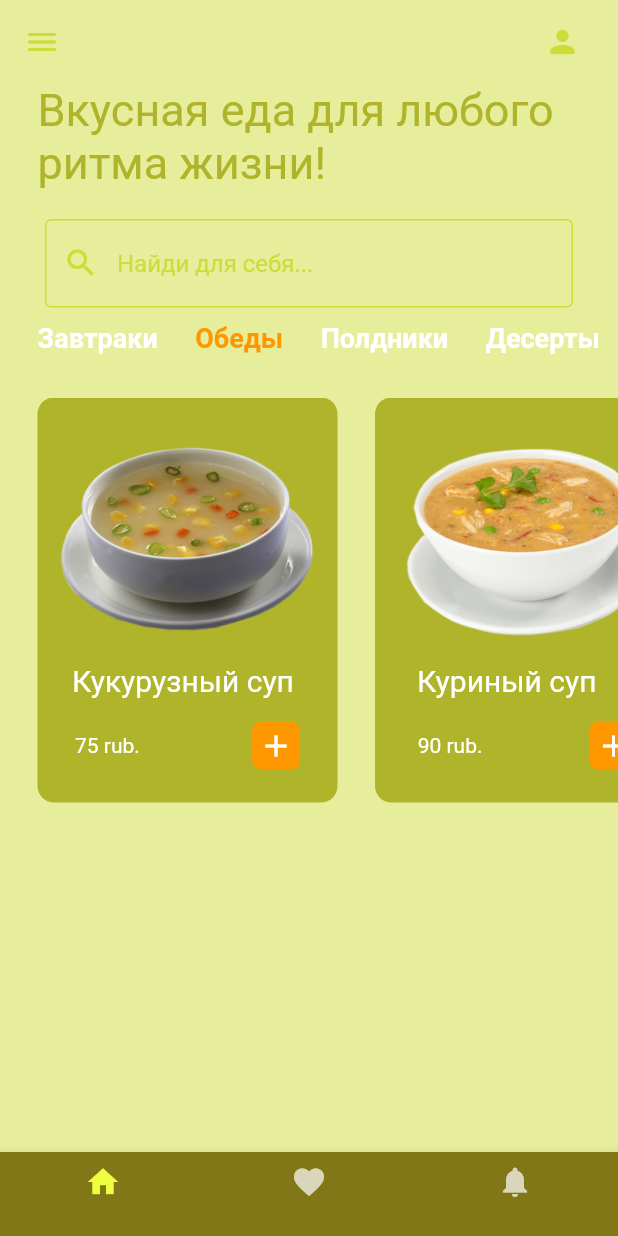
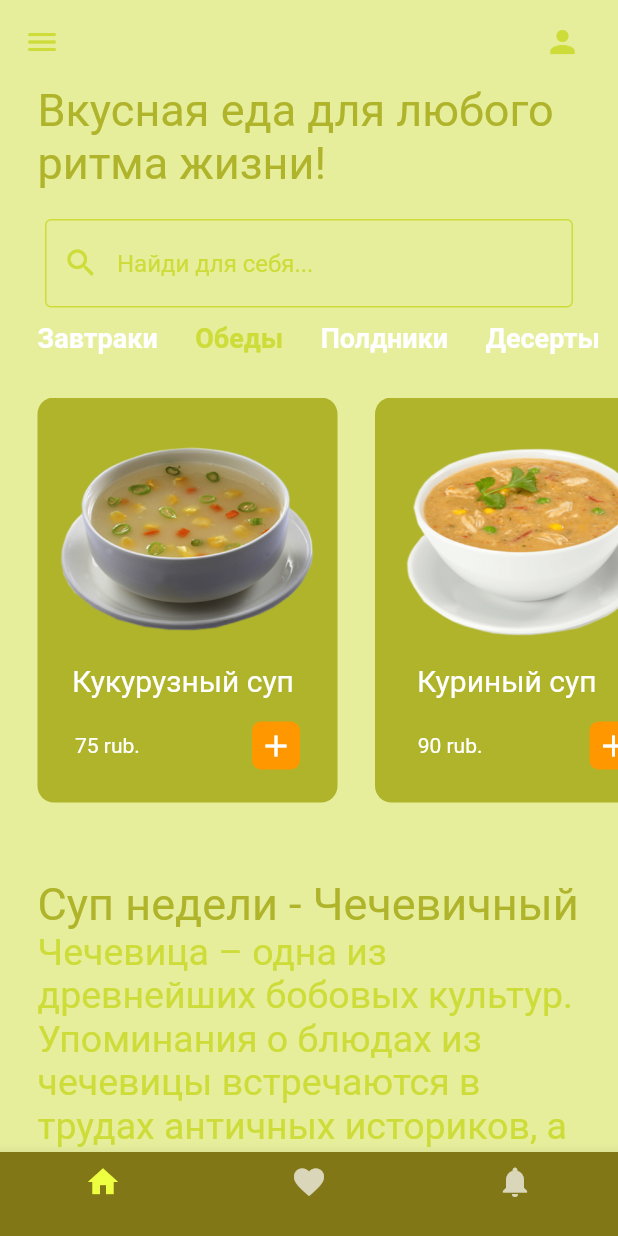
Before and after one commit to KNGCoder/mb_task2, a Flutter app: the screen it shows after launch, on a phone screen of 412 x 824 dp. Run offline on Flutter 3.47's test engine with Material 2 defaults, Android fonts, the phone set to English and light mode, and no system bars.

Commit message:
Вертикальный скрол работает , доработать дизайн "суп дня"

```diff
--- a/lib/pages/home_page.dart
+++ b/lib/pages/home_page.dart
@@ -72,6 +72,10 @@ class _HomePageState extends State<HomePage> {
           ),
          ),
          const SizedBox(height: 10), //отступ между поиском и меню
+      Expanded(
+       child:ListView(
+       scrollDirection: Axis.vertical,
+         children: [
          Container(
           height: 50,// высота меню
           child: ListView.builder(
@@ -111,6 +115,23 @@ class _HomePageState extends State<HomePage> {
             ],
           ),
         ),
+           Padding(
+             padding: const EdgeInsets.symmetric(horizontal: 25.0),
+             child: Text(
+               'Суп недели - Чечевичный',
+               style: TextStyle(fontSize: 30, color: Colors.lime[700]),
+             ),
+           ),
+           Padding(
+             padding: const EdgeInsets.symmetric(horizontal: 25.0),
+             child: Text(
+              'Чечевица – одна из древнейших бобовых культур. Упоминания о блюдах из чечевицы встречаются в трудах античных историков, а первые рецепты — в древнеримской кулинарной книге легендарного гурмана I в. н. э. Марка Габия Апиция.Супу из чечевицы отдавал должное и древнегреческий комедиограф Аристофан, считавший эту еду «слаще всех деликатесов».Но, легендарным чечевичный суп стал благодаря драматической библейской истории про обмен права первородства на миску чечевичной похлебки, что повлияло на судьбу целого народа.',
+               style: TextStyle(fontSize: 25, color: Colors.lime[500]),
+             ),
+           ),
+       ]
+       )
+       ),
       ]),
     );
   }
--- a/lib/util/food_type.dart
+++ b/lib/util/food_type.dart
@@ -21,7 +21,7 @@ class FoodType extends StatelessWidget{
           style: TextStyle(
           fontSize: 18,
           fontWeight: FontWeight.bold,
-          color: isSelect? Colors.orange : Colors.white ),
+          color: isSelect? Colors.lime : Colors.white ),
         ),
       ),
     );
```
